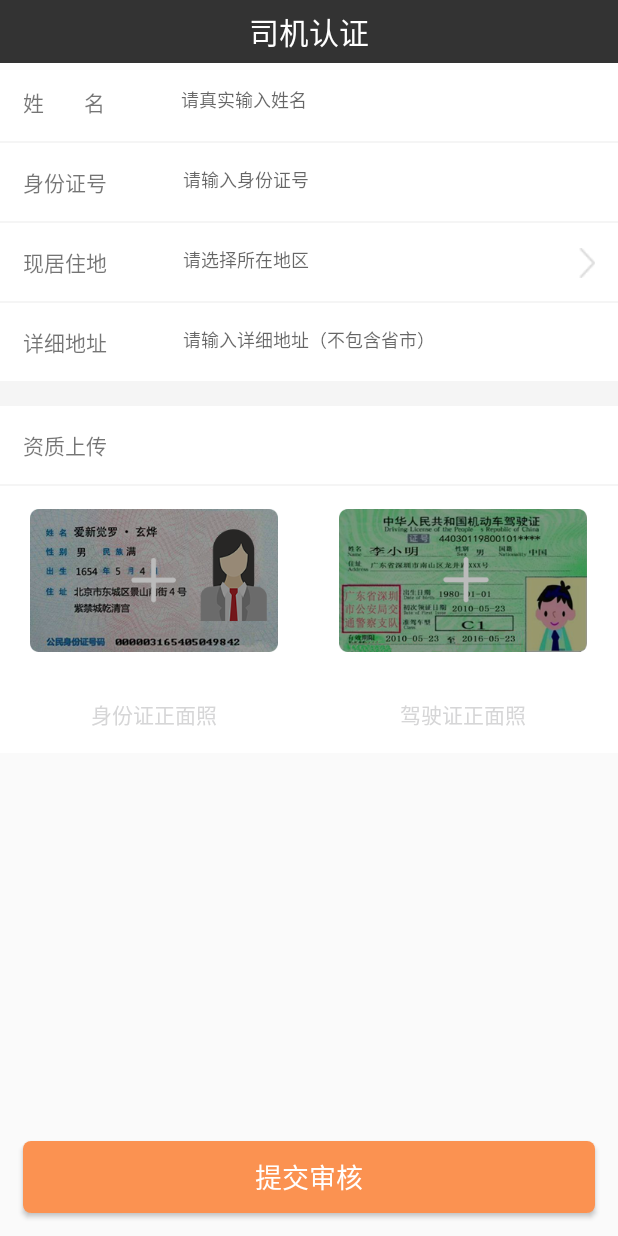
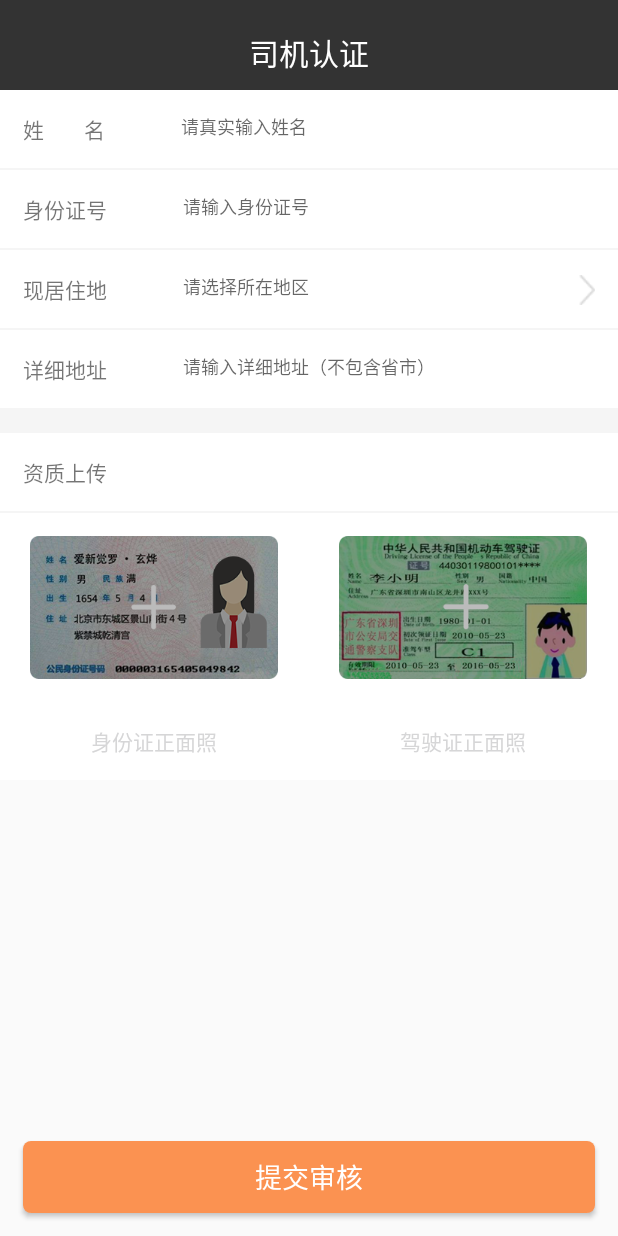
Before and after one commit to shiwobuhaoma/xinze, an Android app: the CertificationActivity screen opened directly, with no data from a screen before it, on a phone screen of 412 x 824 dp. Run offline under Robolectric (Android 15) with nearby library versions, the phone set to English and light mode, and no system bars; our stand-ins replace ButterKnife, RxJava; libraries missing offline, so code that uses them is left out: com.githang.statusbar, com.trello.rxlifecycle2; network calls fail; 1 statement that could not run was skipped.

Commit message:
1、增加沉浸式状态栏

```diff
--- a/app/src/main/res/layout/title_layout.xml
+++ b/app/src/main/res/layout/title_layout.xml
@@ -2,31 +2,33 @@
 <RelativeLayout xmlns:android="http://schemas.android.com/apk/res/android"
     android:layout_width="match_parent"
     android:layout_height="@dimen/toolbar_height"
-    android:gravity="center_vertical"
     android:background="@color/themeBlack"
-   >
+    android:fitsSystemWindows="true"
+    android:gravity="center_vertical">
 
     <TextView
         android:id="@+id/txt_left_title"
         android:layout_width="wrap_content"
         android:layout_height="wrap_content"
+        android:layout_centerVertical="true"
+        android:layout_marginTop="10dp"
         android:drawableStart="@mipmap/ic_back"
-            android:layout_centerVertical="true"
         android:padding="15dp"
         android:singleLine="true"
         android:textColor="@color/white"
         android:textSize="16sp"
-            android:visibility="gone"
-            />
+        android:visibility="gone" />
+
     <LinearLayout
         android:id="@+id/ll_main_title"
         android:layout_width="wrap_content"
+        android:layout_height="wrap_content"
         android:layout_centerHorizontal="true"
         android:layout_centerVertical="true"
-            android:orientation="horizontal"
+        android:layout_marginTop="10dp"
+        android:gravity="center_vertical"
+        android:orientation="horizontal">
 
-            android:gravity="center_vertical"
-            android:layout_height="wrap_content">
         <TextView
             android:id="@+id/txt_main_title"
             android:layout_width="wrap_content"
@@ -38,17 +40,17 @@
     </LinearLayout>
 
 
-
     <TextView
         android:id="@+id/txt_right_title"
         android:layout_width="wrap_content"
         android:layout_height="wrap_content"
+        android:layout_alignParentEnd="true"
+        android:layout_centerVertical="true"
+        android:layout_marginEnd="10dp"
+        android:layout_marginTop="10dp"
         android:layout_toEndOf="@id/ll_main_title"
         android:gravity="end"
         android:padding="10dp"
-            android:layout_marginEnd="10dp"
-            android:layout_centerVertical="true"
-            android:layout_alignParentEnd="true"
         android:textColor="@color/white"
         android:textSize="16sp"
         android:visibility="visible" />
--- a/app/src/main/res/values/colors.xml
+++ b/app/src/main/res/values/colors.xml
@@ -1,7 +1,7 @@
 <?xml version="1.0" encoding="utf-8"?>
 <resources>
-    <color name="colorPrimary">#3F51B5</color>
-    <color name="colorPrimaryDark">#303F9F</color>
+    <color name="colorPrimary">#333333</color>
+    <color name="colorPrimaryDark">#333333</color>
     <color name="colorAccent">#FF4081</color>
     <color name="themeBlue">#3498db</color>
     <color name="themeBlack">#333333</color>
--- a/app/src/main/res/values/dimens.xml
+++ b/app/src/main/res/values/dimens.xml
@@ -409,7 +409,7 @@
     <dimen name="third_nickname_margin_top">8.0dp</dimen>
     <dimen name="third_text_margin">28.0dp</dimen>
     <dimen name="third_text_margin_top">17.0dp</dimen>
-    <dimen name="toolbar_height">42.0dp</dimen>
+    <dimen name="toolbar_height">60.0dp</dimen>
     <dimen name="ui_10_dp">10.0dp</dimen>
     <dimen name="ui_12_dp">12.0dp</dimen>
     <dimen name="ui_14_dp">14.0dp</dimen>
```
Lines whose indentation alone changed are shown as unchanged.
